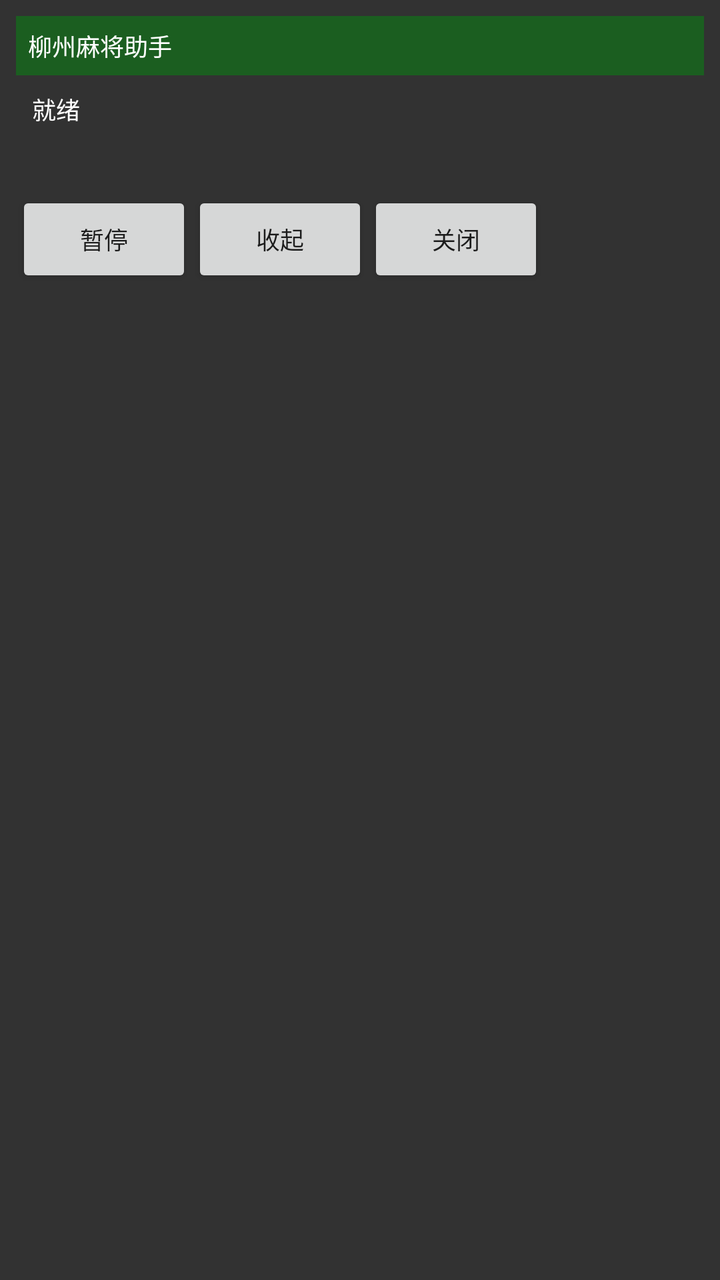
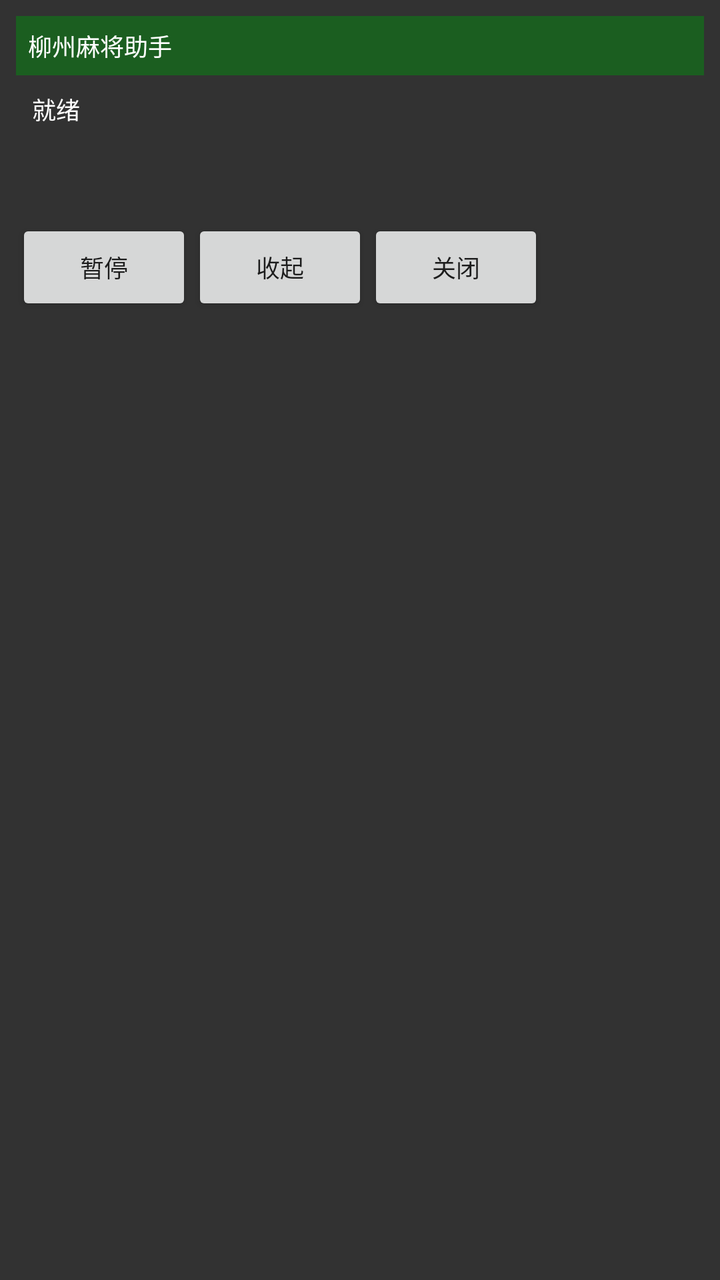

Compare the two renders of this Android layout. The source of the first and the diff that turns it into the second are given below.
<!-- AndroidManifest.xml: application theme Theme.WeileLiuzhouMahjong -->
<!-- res/layout/overlay_view.xml -->
<?xml version="1.0" encoding="utf-8"?>
<LinearLayout xmlns:android="http://schemas.android.com/apk/res/android"
    android:id="@+id/overlay_root"
    android:orientation="vertical"
    android:background="#CC000000"
    android:padding="8dp"
    android:layout_width="wrap_content"
    android:layout_height="wrap_content">

    <LinearLayout
        android:id="@+id/drag_handle"
        android:orientation="horizontal"
        android:background="#FF1B5E20"
        android:padding="6dp"
        android:layout_width="match_parent"
        android:layout_height="wrap_content">

        <TextView
            android:text="柳州麻将助手"
            android:textColor="#FFFFFF"
            android:textSize="12sp"
            android:layout_width="wrap_content"
            android:layout_height="wrap_content" />
    </LinearLayout>

    <TextView
        android:id="@+id/status_text"
        android:text="就绪"
        android:textColor="#FFFFFF"
        android:textSize="12sp"
        android:padding="8dp"
        android:layout_width="wrap_content"
        android:layout_height="wrap_content" />

    <TextView
        android:id="@+id/advice_text"
        android:text=""
        android:textColor="#FFFFFF"
        android:textSize="12sp"
        android:paddingLeft="8dp"
        android:paddingRight="8dp"
        android:paddingBottom="8dp"
        android:layout_width="wrap_content"
        android:layout_height="wrap_content" />

    <LinearLayout
        android:orientation="horizontal"
        android:layout_width="wrap_content"
        android:layout_height="wrap_content">

        <Button
            android:id="@+id/btn_pause"
            android:text="暂停"
            android:textSize="12sp"
            android:layout_width="wrap_content"
            android:layout_height="wrap_content" />

        <Button
            android:id="@+id/btn_collapse"
            android:text="收起"
            android:textSize="12sp"
            android:layout_width="wrap_content"
            android:layout_height="wrap_content" />

        <Button
            android:id="@+id/btn_close"
            android:text="关闭"
            android:textSize="12sp"
            android:layout_width="wrap_content"
            android:layout_height="wrap_content" />
    </LinearLayout>
</LinearLayout>
<!-- resources referenced by this layout -->
<resources>
  <style name="Theme.WeileLiuzhouMahjong" parent="android:Theme.Material.Light.NoActionBar" />
</resources>

<!-- the commit's change to res/layout/overlay_view.xml (unified diff, before → after) -->
@@ -4,6 +4,7 @@
     android:orientation="vertical"
     android:background="#CC000000"
     android:padding="8dp"
+    android:minWidth="210dp"
     android:layout_width="wrap_content"
     android:layout_height="wrap_content">
 
@@ -29,7 +30,7 @@
         android:textColor="#FFFFFF"
         android:textSize="12sp"
         android:padding="8dp"
-        android:layout_width="wrap_content"
+        android:layout_width="match_parent"
         android:layout_height="wrap_content" />
 
     <TextView
@@ -37,10 +38,11 @@
         android:text=""
         android:textColor="#FFFFFF"
         android:textSize="12sp"
+        android:minLines="2"
         android:paddingLeft="8dp"
         android:paddingRight="8dp"
         android:paddingBottom="8dp"
-        android:layout_width="wrap_content"
+        android:layout_width="match_parent"
         android:layout_height="wrap_content" />
 
     <LinearLayout
